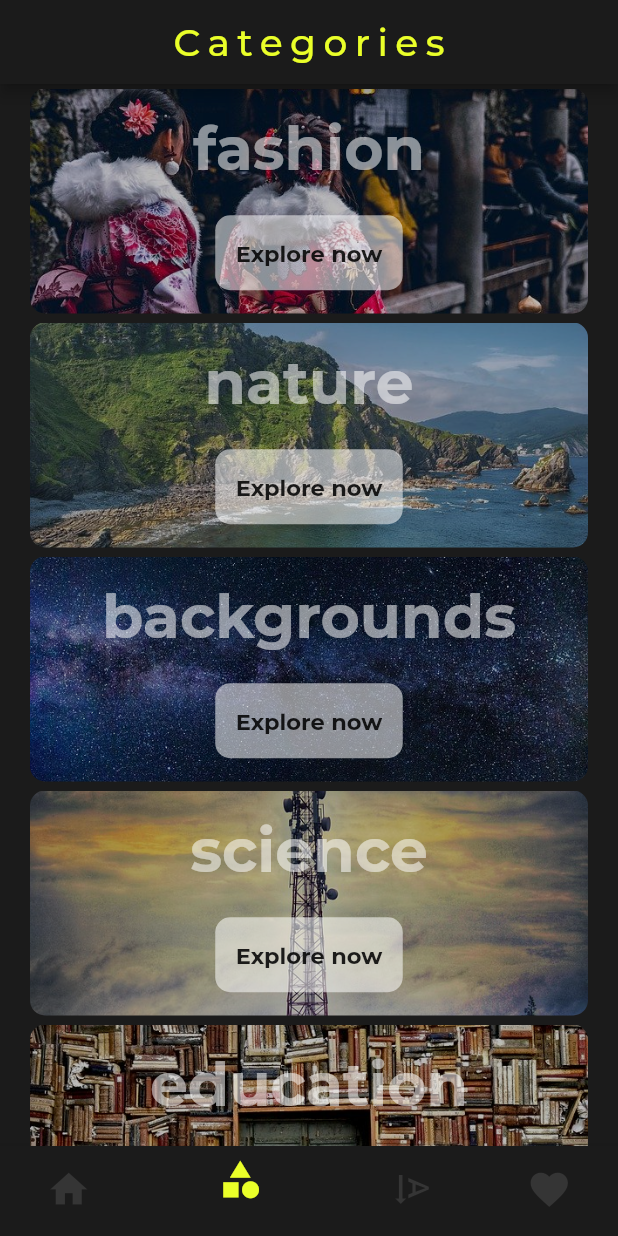
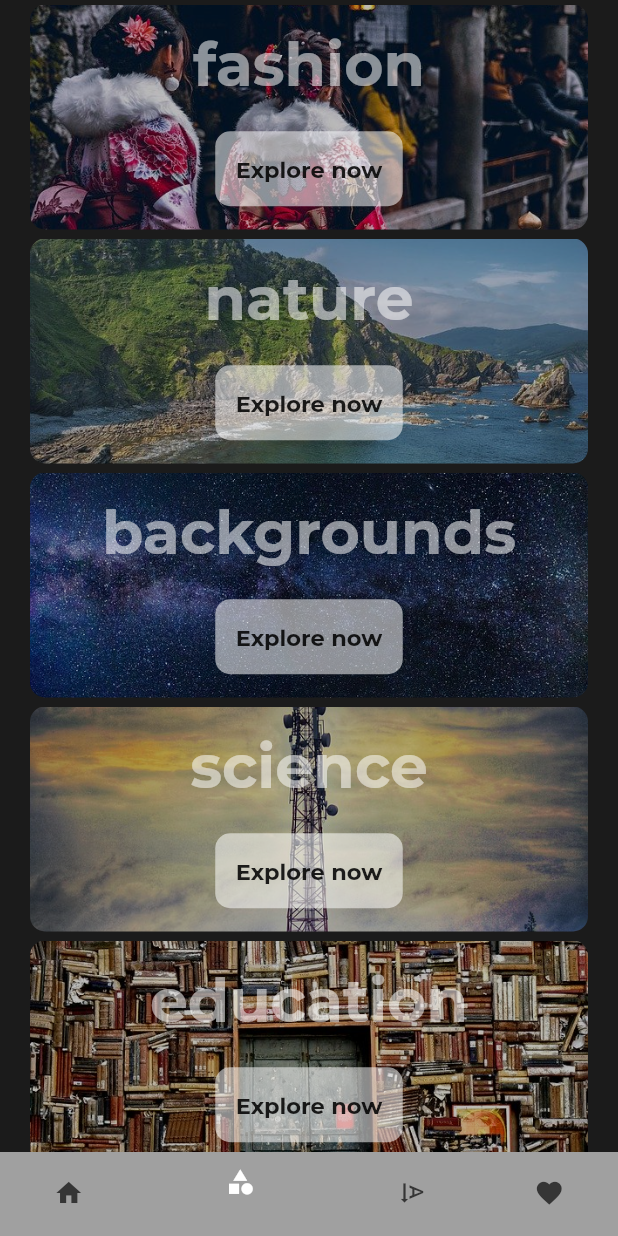
Before and after one commit to kubilaycakmak/wall_dock, a Flutter app: the screen it shows after launch, item 2 of the bottom bar chosen, on a phone screen of 412 x 824 dp. Run offline on Flutter 3.47's test engine with Material 2 defaults, Android fonts, the phone set to English and light mode, and no system bars; our stand-ins replace google_fonts; missing offline and left inert: firebase_admob; accounts and stored records are empty; network calls fail.

```diff
--- a/lib/home.dart
+++ b/lib/home.dart
@@ -15,91 +15,96 @@ class Home extends StatefulWidget {
 }
 
 class _HomeState extends State<Home> {
-
   var selectedItem = 0;
-    List children = [
-      HomePage(),
-      CategoryPage(),
-      PopularPage(),
-      FavoritePage()
-    ];
+  List children = [HomePage(), CategoryPage(), PopularPage(), FavoritePage()];
 
   @override
   Widget build(BuildContext context) {
     return Scaffold(
-      appBar: AppBar(
-        backgroundColor: colorDark,
-        title: selectedItem == 0 ? Text("Latest",style: GoogleFonts.montserrat(textStyle: titleStyle),)
-        : selectedItem == 1 ? Text("Categories",style: GoogleFonts.montserrat(textStyle: titleStyle),)
-        : selectedItem == 2 ? Text('Popular',style: GoogleFonts.montserrat(textStyle: titleStyle),)
-        : selectedItem == 3 ? Text('My Favorites',style: GoogleFonts.montserrat(textStyle: titleStyle),)
-        : Text(''),
-        //title: Text('Wall Dock', style: GoogleFonts.montserrat(textStyle: titleStyle),),
-        centerTitle: true,
+      // appBar: AppBar(
+      //   backgroundColor: colorWhite,
+      //   title: selectedItem == 0
+      //       ? Text(
+      //           "Latest",
+      //           style: GoogleFonts.montserrat(textStyle: titleStyle),
+      //         )
+      //       : selectedItem == 1
+      //           ? Text(
+      //               "Categories",
+      //               style: GoogleFonts.montserrat(textStyle: titleStyle),
+      //             )
+      //           : selectedItem == 2
+      //               ? Text(
+      //                   'Popular',
+      //                   style: GoogleFonts.montserrat(textStyle: titleStyle),
+      //                 )
+      //               : selectedItem == 3
+      //                   ? Text(
+      //                       'My Favorites',
+      //                       style:
+      //                           GoogleFonts.montserrat(textStyle: titleStyle),
+      //                     )
+      //                   : Text(''),
+      //   //title: Text('Wall Dock', style: GoogleFonts.montserrat(textStyle: titleStyle),),
+      //   centerTitle: true,
+      // ),
+      backgroundColor: colorGray,
+      body: Stack(children: [
+        Container(
+          height: 20,
         ),
-      backgroundColor: colorDarkLighter,
-      body: children[selectedItem],
+        children[selectedItem]
+      ]),
       bottomNavigationBar: BottomNavigationBar(
-        backgroundColor: colorDark,
-        selectedItemColor: colorYellowish,
-        iconSize: 30,
+        backgroundColor: colorGray,
+        selectedItemColor: colorWhite,
+        iconSize: 20,
         currentIndex: selectedItem,
-        unselectedLabelStyle: TextStyle(color: colorDark),
+        elevation: 0,
+        unselectedLabelStyle: TextStyle(color: colorWhite),
         unselectedItemColor: colorTransparent,
-        onTap: (currentIndex){
+        onTap: (currentIndex) {
           setState(() {
             selectedItem = currentIndex;
           });
         },
         items: [
           BottomNavigationBarItem(
-            backgroundColor: colorDark,
+              backgroundColor: colorGrayTransparent,
               icon: Icon(Icons.home),
               title: Container(
-              height: 5.0,
+                height: 2.0,
                 width: 5.0,
-              decoration: BoxDecoration(
-                shape: BoxShape.circle,
-                color: colorYellowish
-              ),
-            )
-          ),
+                decoration:
+                    BoxDecoration(shape: BoxShape.circle, color: colorWhite),
+              )),
           BottomNavigationBarItem(
-            backgroundColor: colorDark,
+              backgroundColor: colorGrayTransparent,
               icon: Icon(Icons.category),
               title: Container(
-              height: 5.0,
+                height: 2.0,
                 width: 5.0,
-              decoration: BoxDecoration(
-                shape: BoxShape.circle,
-                color: colorYellowish
-              ),
-            )
-          ),
+                decoration:
+                    BoxDecoration(shape: BoxShape.circle, color: colorWhite),
+              )),
           BottomNavigationBarItem(
-            backgroundColor: colorDark,
+              backgroundColor: colorGrayTransparent,
               icon: Icon(Icons.text_rotation_down),
               title: Container(
                 height: 5.0,
                 width: 5.0,
-              decoration: BoxDecoration(
-                shape: BoxShape.circle,
-                color: colorYellowish
-              ),
-            )
-          ),
+                decoration:
+                    BoxDecoration(shape: BoxShape.circle, color: colorWhite),
+              )),
           BottomNavigationBarItem(
-            backgroundColor: colorDark,
+              backgroundColor: colorGrayTransparent,
               icon: Icon(Icons.favorite),
               title: Container(
                 height: 5.0,
                 width: 5.0,
-              decoration: BoxDecoration(
-                shape: BoxShape.circle,
-                color: colorYellowish
-              ),
-            )
-          ),
+                decoration:
+                    BoxDecoration(shape: BoxShape.circle, color: colorWhite),
+              )),
         ],
       ),
     );
--- a/lib/style/color.dart
+++ b/lib/style/color.dart
@@ -1,10 +1,11 @@
-
 import 'package:flutter/material.dart';
 
 var colorDark = Color(0xFF1B1B1B);
 var colorDarkLighter = Color(0xFF202020);
 var colorPink = Color(0xFFFD4F99);
-var colorGray = Color(0xFF888888);
+var colorGray = Color(0xFFA0A0A0);
+var colorGrayTransparent = Color(0x0AA0A0A0);
+var colorWhite = Color(0xFFFFFFFF);
 var colorTransparent = Color(0xFF353535);
 var colorYellowish = Color(0xFFEAFF29);
 
```
Also changed, not shown: lib/detail_category.dart (+35 -25 lines), lib/full_screen.dart (+124 -35 lines), lib/home_page.dart (+75 -68 lines), lib/model/api_call.dart (+4 -3 lines), lib/model/image_model.dart (+21 -11 lines), lib/popular_page.dart (+8 -9 lines). Lines whose indentation alone changed are shown as unchanged.
